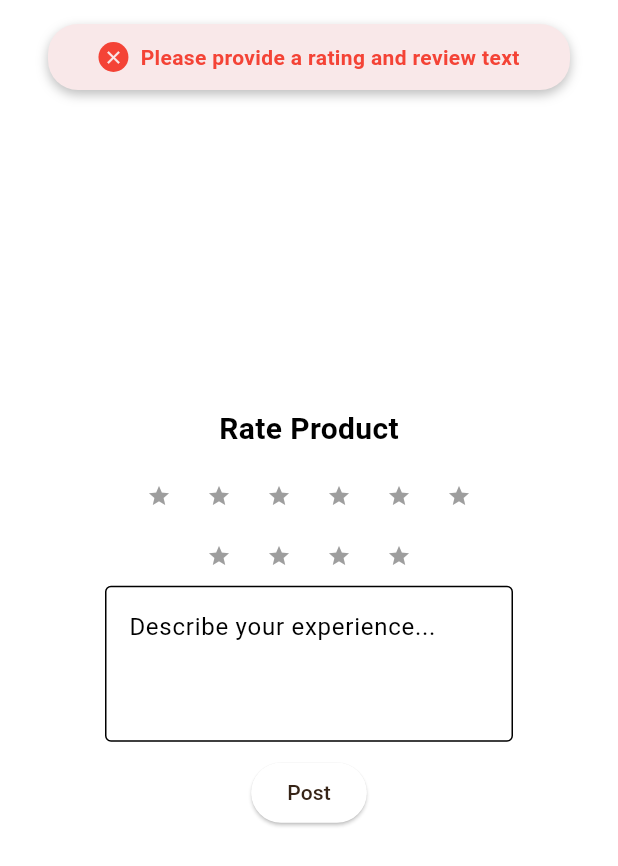
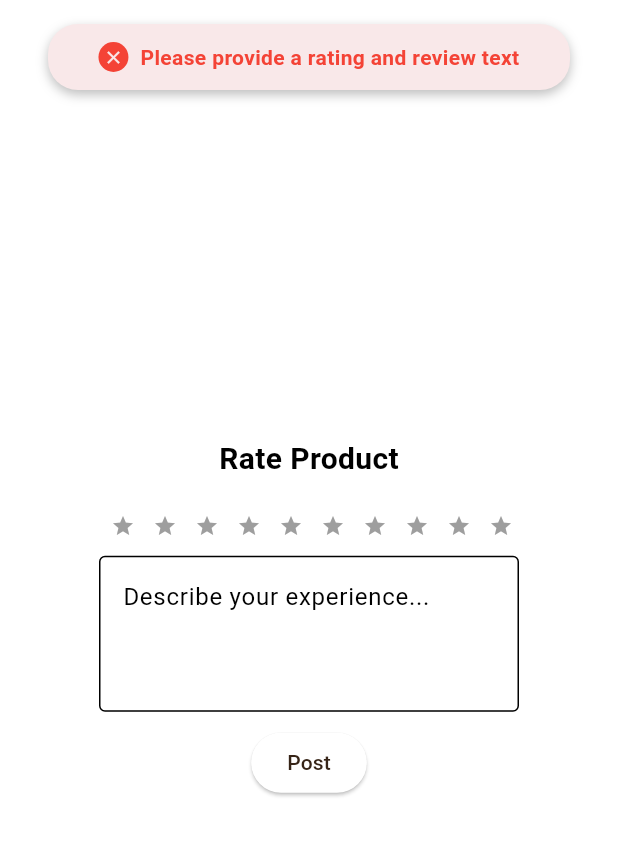
Before and after one commit to F03-PBP/SoundNest-mobile, a Flutter app: the ReviewModal widget shown alone on an empty page, opened directly with empty values, after a tap on "Post", on a phone screen of 412 x 824 dp. Shown: the top 866 px of the screen. Run offline on Flutter 3.47's test engine with Material 3 defaults, Android fonts, the phone set to English and light mode, and no system bars; our stand-ins replace google_fonts, shared_preferences; missing offline and left inert: pbp_django_auth; accounts and stored records are empty.

Commit message:
fix: layout

```diff
--- a/lib/authentication/screen/login.dart
+++ b/lib/authentication/screen/login.dart
@@ -26,6 +26,10 @@ class _LoginPageState extends State<LoginPage> {
     final userModel = Provider.of<UserModel>(context);
 
     return Scaffold(
+      appBar: AppBar(
+        backgroundColor: Colors.white,
+        automaticallyImplyLeading: false,
+      ),
       body: Container(
         color: Colors.white,
         child: Align(
--- a/lib/authentication/widgets/title.dart
+++ b/lib/authentication/widgets/title.dart
@@ -70,7 +70,7 @@ class TitleBox extends StatelessWidget {
         borderRadius: BorderRadius.circular(12),
         boxShadow: [
           BoxShadow(
-            color: Colors.black.withOpacity(0.25),
+            color: Colors.black.withValues(alpha: 0.25),
             blurRadius: 4,
             offset: const Offset(0, 4),
           ),
--- a/lib/main.dart
+++ b/lib/main.dart
@@ -50,8 +50,7 @@ class MyApp extends StatelessWidget {
           ),
           useMaterial3: true,
         ),
-        //TODO: Ubah ke logo page and authentication (ini ke product page buat ngedebug aja)
-        home: const MainNavigation(),
+        home: const LogoPage(),
         routes: {
           '/login': (context) => const LoginPage(),
           '/profile': (context) => const ProfilePage(),
--- a/lib/reviews/widgets/review_card.dart
+++ b/lib/reviews/widgets/review_card.dart
@@ -43,11 +43,15 @@ class ReviewCard extends StatelessWidget {
                 ),
                 const SizedBox(width: 8.0),
                 Text(
-                  productName,
+                  productName.length > 20
+                      ? '${productName.substring(0, 20)}...'
+                      : productName,
                   style: const TextStyle(
                     fontSize: 16,
                     fontWeight: FontWeight.bold,
                   ),
+                  overflow: TextOverflow.ellipsis, // Text overflow "..."
+                  maxLines: 1,
                 ),
               ],
             ),
--- a/lib/reviews/widgets/review_modal.dart
+++ b/lib/reviews/widgets/review_modal.dart
@@ -86,7 +86,7 @@ class _ReviewModalState extends State<ReviewModal> {
   Widget build(BuildContext context) {
     return Dialog(
       child: Padding(
-        padding: const EdgeInsets.all(30.0),
+        padding: const EdgeInsets.all(26.0),
         child: Column(
           mainAxisSize: MainAxisSize.min,
           children: [
@@ -95,11 +95,11 @@ class _ReviewModalState extends State<ReviewModal> {
               style: const TextStyle(fontSize: 20, fontWeight: FontWeight.bold),
             ),
             const SizedBox(height: 10),
-            Wrap(
-              alignment: WrapAlignment.center,
+            Row(
+              mainAxisAlignment: MainAxisAlignment.center,
               children: List.generate(10, (index) {
-                return Padding(
-                  padding: EdgeInsets.zero, // Remove the default padding
+                return Expanded(
+                  // Proporsional
                   child: IconButton(
                     icon: Icon(
                       Icons.star,
--- a/lib/widgets/toast.dart
+++ b/lib/widgets/toast.dart
@@ -145,11 +145,13 @@ class _ToastWidgetState extends State<_ToastWidget>
   }
 
   Widget _buildMessage() {
-    return Text(
-      widget.message,
-      style: TextStyle(
-          color: widget.textColor, fontSize: 14, fontWeight: FontWeight.bold),
-      textAlign: TextAlign.center,
+    return Flexible(
+      child: Text(
+        widget.message,
+        style: TextStyle(
+            color: widget.textColor, fontSize: 14, fontWeight: FontWeight.bold),
+        textAlign: TextAlign.center,
+      ),
     );
   }
 }
```
